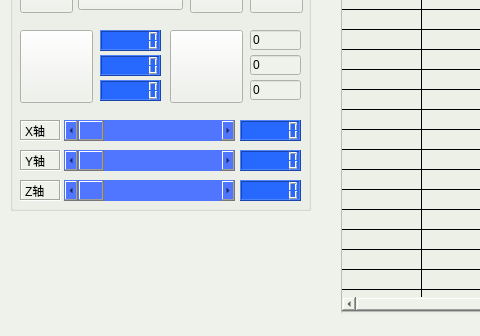
Qt form mainwindow.ui (inwhites/Cs200) before a commit; both pictures show x 0 to 480 and y 330 to 666 of the 900 by 666 pixel window.
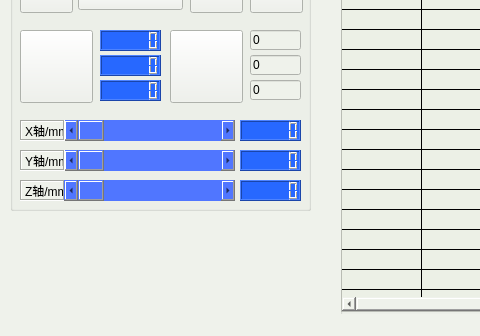
The same form after that commit. Icons and pictures are not drawn.

Diff of the .ui file:
```diff
--- a/mainwindow.ui
+++ b/mainwindow.ui
@@ -1836,7 +1836,7 @@
       <rect>
        <x>10</x>
        <y>250</y>
-       <width>41</width>
+       <width>45</width>
        <height>21</height>
       </rect>
      </property>
@@ -1847,7 +1847,7 @@
       <enum>QFrame::Sunken</enum>
      </property>
      <property name="text">
-      <string>Z轴</string>
+      <string>Z轴/mm</string>
      </property>
     </widget>
     <widget class="QScrollBar" name="ZScrollBar">
@@ -1999,7 +1999,7 @@
       <rect>
        <x>10</x>
        <y>220</y>
-       <width>41</width>
+       <width>45</width>
        <height>21</height>
       </rect>
      </property>
@@ -2010,7 +2010,7 @@
       <enum>QFrame::Sunken</enum>
      </property>
      <property name="text">
-      <string>Y轴</string>
+      <string>Y轴/mm</string>
      </property>
     </widget>
     <widget class="QLCDNumber" name="lcd_x">
@@ -2074,7 +2074,7 @@
       <rect>
        <x>10</x>
        <y>190</y>
-       <width>41</width>
+       <width>45</width>
        <height>21</height>
       </rect>
      </property>
@@ -2085,7 +2085,7 @@
       <enum>QFrame::Sunken</enum>
      </property>
      <property name="text">
-      <string>X轴</string>
+      <string>X轴/mm</string>
      </property>
     </widget>
     <widget class="QPushButton" name="PosReset">
```
